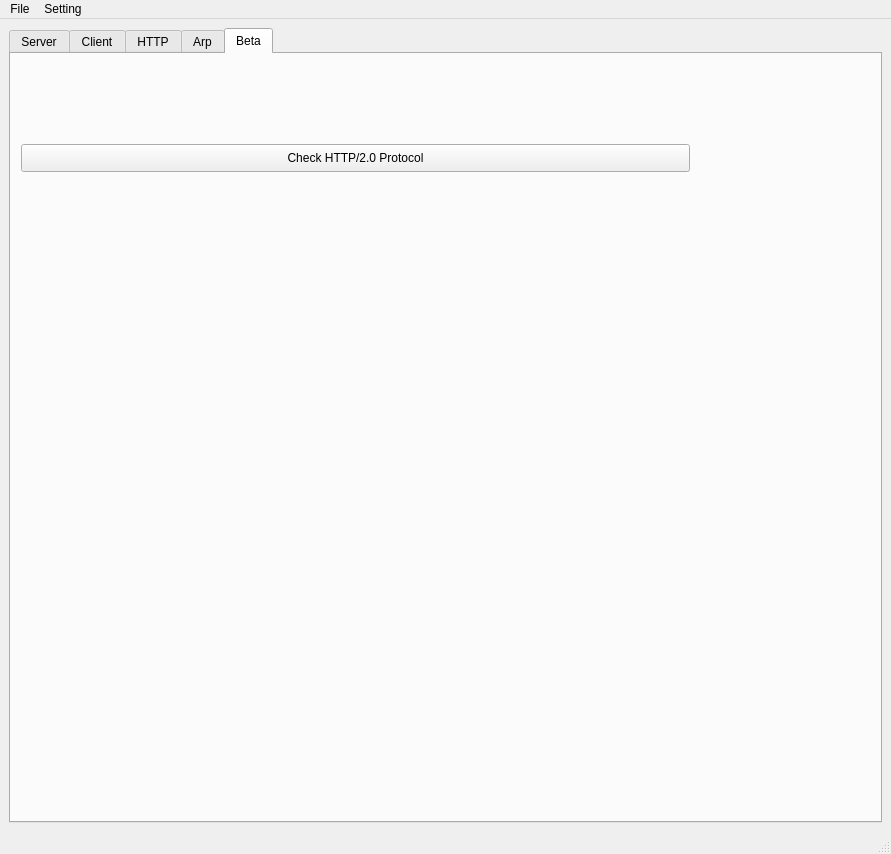
Fhwang0926/socket, file socket_ui.ui: the form before one commit.
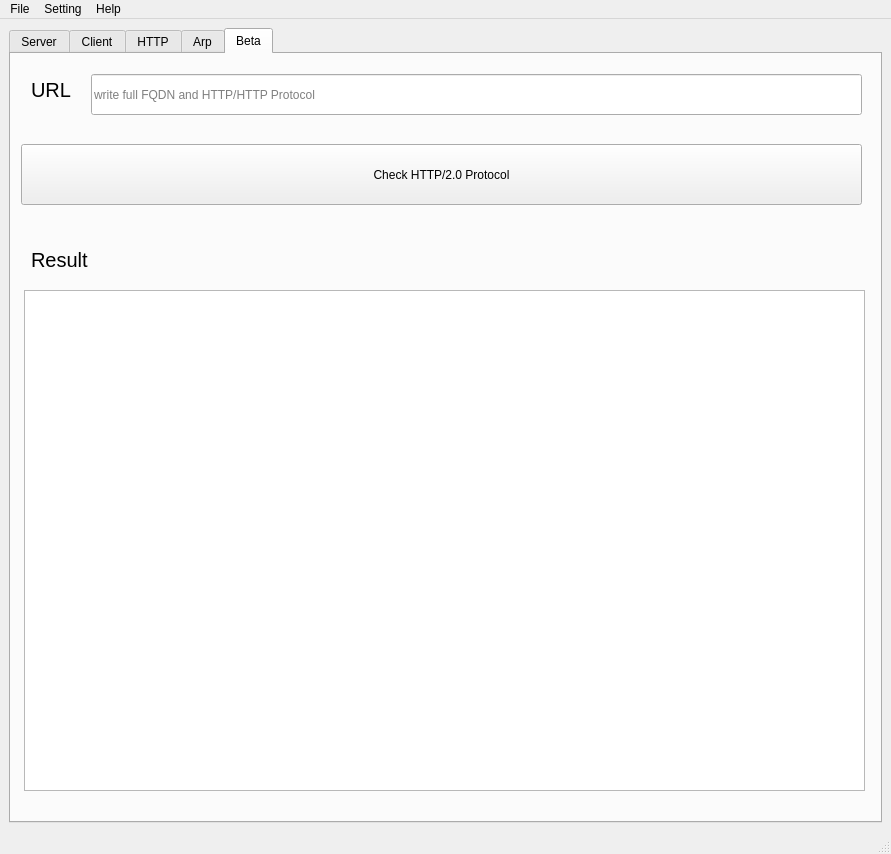
The form after the commit. The open tabs and pages were chosen to show the change.

Commit message: add beta protool checker

Patch:
```diff
--- a/socket_ui.ui
+++ b/socket_ui.ui
@@ -767,14 +767,73 @@
          <rect>
           <x>10</x>
           <y>90</y>
-          <width>669</width>
-          <height>28</height>
+          <width>841</width>
+          <height>61</height>
          </rect>
         </property>
         <property name="text">
          <string>Check HTTP/2.0 Protocol</string>
         </property>
        </widget>
+       <widget class="QLineEdit" name="input_url_b">
+        <property name="geometry">
+         <rect>
+          <x>80</x>
+          <y>20</y>
+          <width>771</width>
+          <height>41</height>
+         </rect>
+        </property>
+        <property name="placeholderText">
+         <string>write full FQDN and HTTP/HTTP Protocol</string>
+        </property>
+       </widget>
+       <widget class="QLabel" name="L_url_b">
+        <property name="geometry">
+         <rect>
+          <x>20</x>
+          <y>20</y>
+          <width>111</width>
+          <height>31</height>
+         </rect>
+        </property>
+        <property name="font">
+         <font>
+          <pointsize>15</pointsize>
+         </font>
+        </property>
+        <property name="text">
+         <string>URL</string>
+        </property>
+       </widget>
+       <widget class="QLabel" name="L_url_rs_2">
+        <property name="geometry">
+         <rect>
+          <x>20</x>
+          <y>190</y>
+          <width>111</width>
+          <height>31</height>
+         </rect>
+        </property>
+        <property name="font">
+         <font>
+          <pointsize>15</pointsize>
+         </font>
+        </property>
+        <property name="text">
+         <string>Result</string>
+        </property>
+       </widget>
+       <widget class="QPlainTextEdit" name="res_text_b">
+        <property name="geometry">
+         <rect>
+          <x>13</x>
+          <y>236</y>
+          <width>841</width>
+          <height>501</height>
+         </rect>
+        </property>
+       </widget>
       </widget>
      </widget>
     </item>
@@ -810,8 +869,16 @@
     <addaction name="actionarp"/>
     <addaction name="menuCheck_Update"/>
    </widget>
+   <widget class="QMenu" name="menuHelp">
+    <property name="title">
+     <string>Help</string>
+    </property>
+    <addaction name="action_Auther_Fhwang"/>
+    <addaction name="action_e_mail_hdh0926_naver_com"/>
+   </widget>
    <addaction name="menu"/>
    <addaction name="menuhttp"/>
+   <addaction name="menuHelp"/>
   </widget>
   <widget class="QStatusBar" name="statusbar"/>
   <action name="actionserver">
```
Left out of the diff: 12 changed lines with no effect on the pictures. The commit also changes 1 other file.
